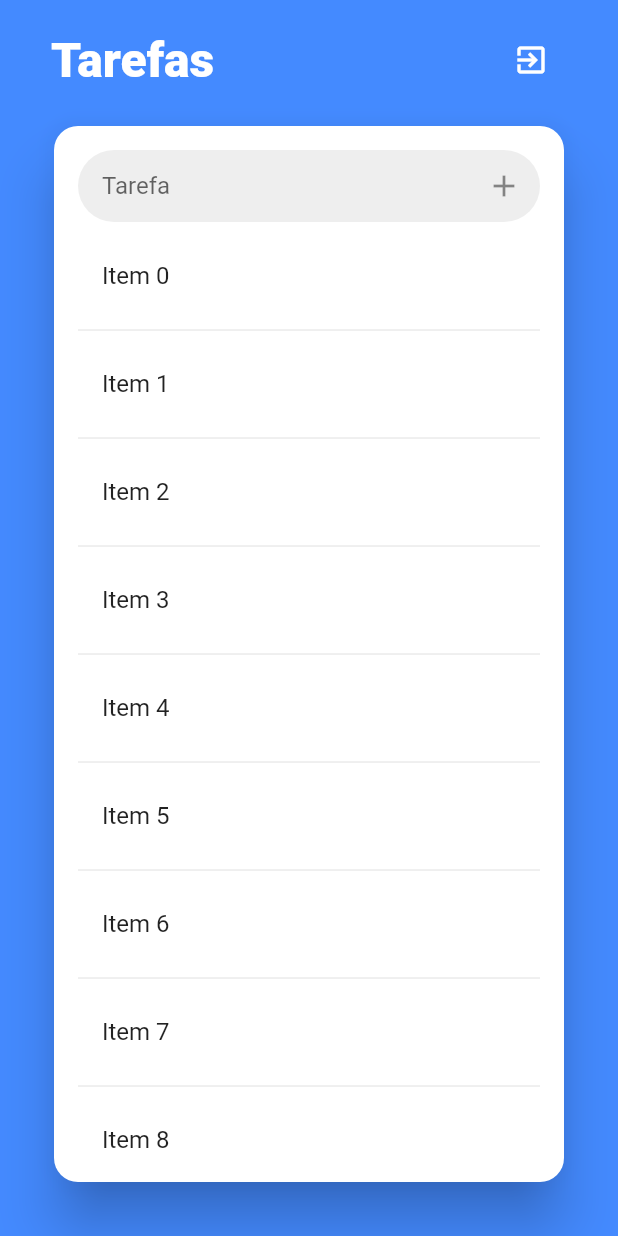
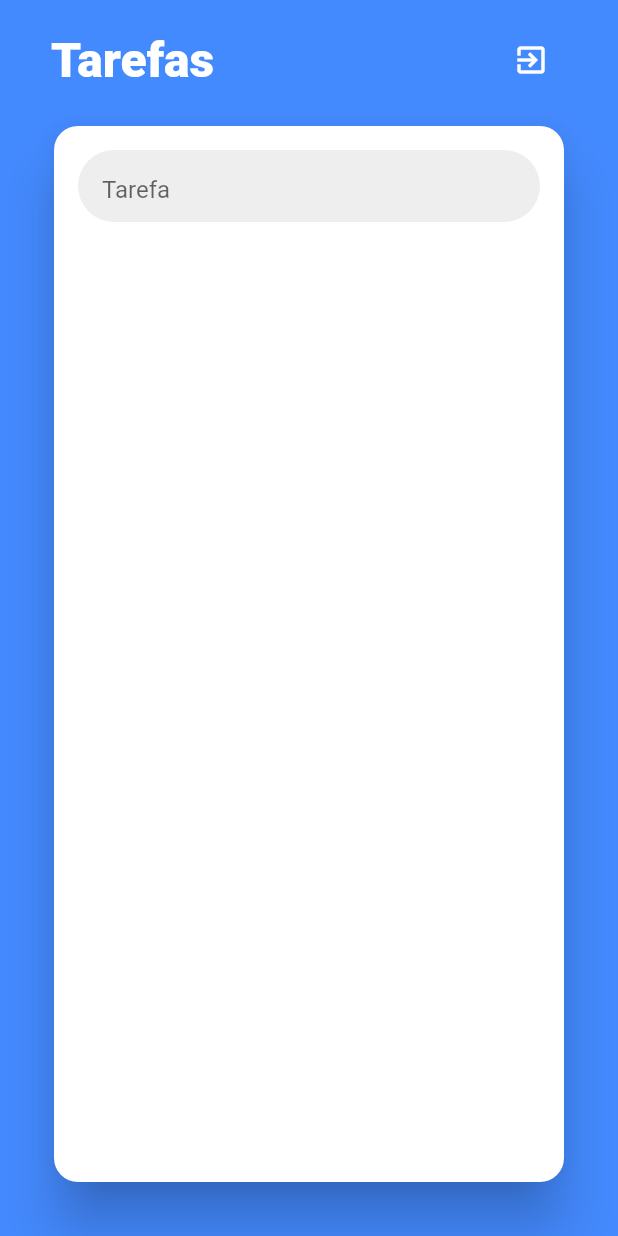
Before and after one commit to viniciosarodrigues/todo-app, a Flutter app: the ListScreen screen opened directly, on a phone screen of 412 x 824 dp. Run offline on Flutter 3.47's test engine with Material 2 defaults, Android fonts, the phone set to English and light mode, and no system bars; our stand-ins replace flutter_mobx, mobx; generated files the repository leaves out were written again.

Commit message:
feat: set action to plus button from todo list

```diff
--- a/lib/screens/list_screen.dart
+++ b/lib/screens/list_screen.dart
@@ -1,6 +1,9 @@
+import 'package:estudo_mobx/stores/list_store.dart';
 import 'package:flutter/material.dart';
 import 'package:estudo_mobx/widgets/custom_icon_button.dart';
 import 'package:estudo_mobx/widgets/custom_text_field.dart';
+import 'package:flutter_mobx/flutter_mobx.dart';
+import 'package:mobx/mobx.dart';
 
 import 'login_screen.dart';
 
@@ -10,6 +13,8 @@ class ListScreen extends StatefulWidget {
 }
 
 class _ListScreenState extends State<ListScreen> {
+  ListStore listStore = ListStore();
+
   @override
   Widget build(BuildContext context) {
     return SafeArea(
@@ -53,25 +58,30 @@ class _ListScreenState extends State<ListScreen> {
                     padding: const EdgeInsets.all(16),
                     child: Column(
                       children: <Widget>[
-                        CustomTextField(
+                        Observer(builder: (_) {
+                          return CustomTextField(
                             hint: 'Tarefa',
-                          onChanged: (todo) {},
-                          suffix: CustomIconButton(
+                            onChanged: listStore.setNewToDoTitle,
+                            suffix: listStore.isValidForm
+                                ? CustomIconButton(
                                     radius: 32,
                                     iconData: Icons.add,
-                            onTap: () {},
-                          ),
-                        ),
+                                    onTap: listStore.addItem,
+                                  )
+                                : null,
+                          );
+                        }),
                         const SizedBox(
                           height: 8,
                         ),
-                        Expanded(
-                          child: ListView.separated(
-                            itemCount: 10,
+                        Expanded(child: Observer(
+                          builder: (_) {
+                            return ListView.separated(
+                              itemCount: listStore.listItems.length,
                               itemBuilder: (_, index) {
                                 return ListTile(
                                   title: Text(
-                                  'Item $index',
+                                    listStore.listItems[index],
                                   ),
                                   onTap: () {},
                                 );
@@ -79,8 +89,9 @@ class _ListScreenState extends State<ListScreen> {
                               separatorBuilder: (_, __) {
                                 return Divider();
                               },
-                          ),
-                        ),
+                            );
+                          },
+                        )),
                       ],
                     ),
                   ),
--- a/lib/widgets/login-form.dart
+++ b/lib/widgets/login-form.dart
@@ -57,7 +57,7 @@ class _LoginFormState extends State<LoginForm> {
                   child: TextFormField(
                     focusNode: _userFocus,
                     textInputAction: TextInputAction.next,
-                    keyboardType: TextInputType.userAddress,
+                    keyboardType: TextInputType.text,
                     onChanged: loginStore.setuser,
                     enabled: !loginStore.loading,
                     onFieldSubmitted: (term) {
@@ -66,7 +66,7 @@ class _LoginFormState extends State<LoginForm> {
                     decoration: InputDecoration(
                       enabled: !loginStore.loading,
                       icon: Icon(Icons.account_circle),
-                      hintText: 'E-mail',
+                      hintText: 'Usuário',
                     ),
                   ),
                 );
```
Also changed, not shown: lib/stores/list_store.dart (added, +23 -0 lines), lib/stores/list_store.g.dart (added), 1 other file. Lines whose indentation alone changed are shown as unchanged.
